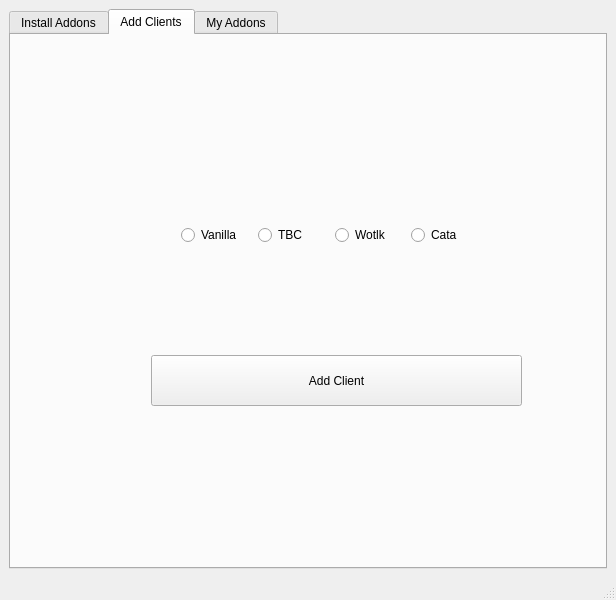
First picture: the form in src/ui/main.ui, repository buhfur/Flightmaster, before the edit.
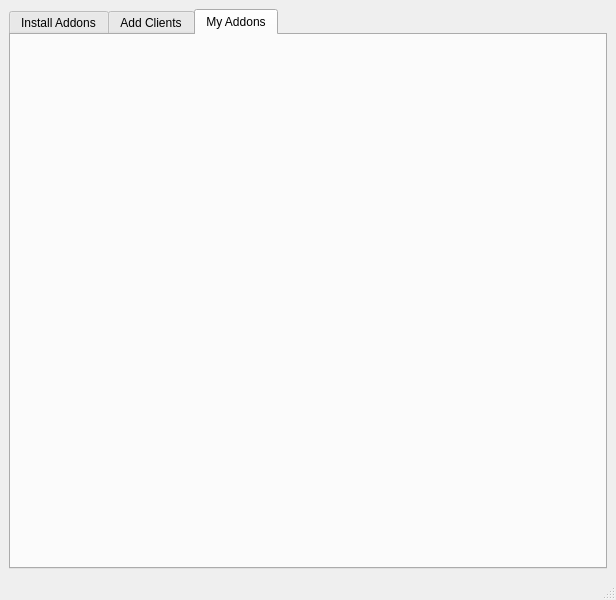
Second picture: the form after the edit. The open tabs and pages were chosen to show the change.

Diff of the .ui file:
```diff
--- a/src/ui/main.ui
+++ b/src/ui/main.ui
@@ -142,7 +142,7 @@
         </item>
        </layout>
       </widget>
-      <widget class="QWidget" name="myAddonsTab">
+      <widget class="QWidget" name="addClientsTab">
        <attribute name="title">
         <string>Add Clients</string>
        </attribute>
@@ -200,10 +200,21 @@
         </layout>
        </widget>
       </widget>
-      <widget class="QWidget" name="addonListTab">
+      <widget class="QWidget" name="myAddonsTab">
        <attribute name="title">
         <string>My Addons</string>
        </attribute>
+       <widget class="QWidget" name="verticalLayoutWidget">
+        <property name="geometry">
+         <rect>
+          <x>2</x>
+          <y>0</y>
+          <width>591</width>
+          <height>511</height>
+         </rect>
+        </property>
+        <layout class="QVBoxLayout" name="myAddonsLayout"/>
+       </widget>
       </widget>
      </widget>
     </item>
```
